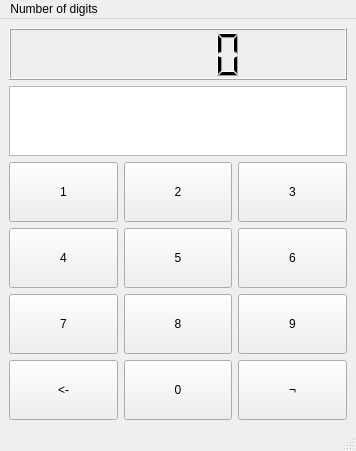
First picture: the form in mainwindow.ui, repository OldBoots/BullsAndCows, before the edit.
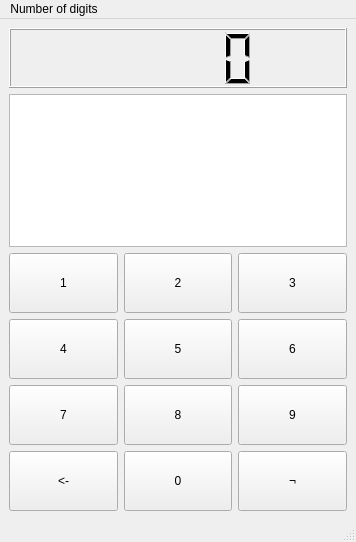
Second picture: the form after the edit.

Commit message: Финальная версия.

The edit to the form file:
```diff
--- a/mainwindow.ui
+++ b/mainwindow.ui
@@ -7,7 +7,7 @@
     <x>0</x>
     <y>0</y>
     <width>356</width>
-    <height>451</height>
+    <height>542</height>
    </rect>
   </property>
   <property name="windowTitle">
@@ -70,7 +70,14 @@
        </widget>
       </item>
       <item row="0" column="0" colspan="3">
-       <widget class="QLCDNumber" name="lcd"/>
+       <widget class="QLCDNumber" name="lcd">
+        <property name="minimumSize">
+         <size>
+          <width>0</width>
+          <height>60</height>
+         </size>
+        </property>
+       </widget>
       </item>
       <item row="5" column="1">
        <widget class="QPushButton" name="butt0">
@@ -178,10 +185,16 @@
       </item>
       <item row="1" column="0" colspan="3">
        <widget class="QListView" name="listView">
+        <property name="minimumSize">
+         <size>
+          <width>0</width>
+          <height>140</height>
+         </size>
+        </property>
         <property name="maximumSize">
          <size>
           <width>16777215</width>
-          <height>70</height>
+          <height>300</height>
          </size>
         </property>
        </widget>
```
The commit also changes 1 other file.
